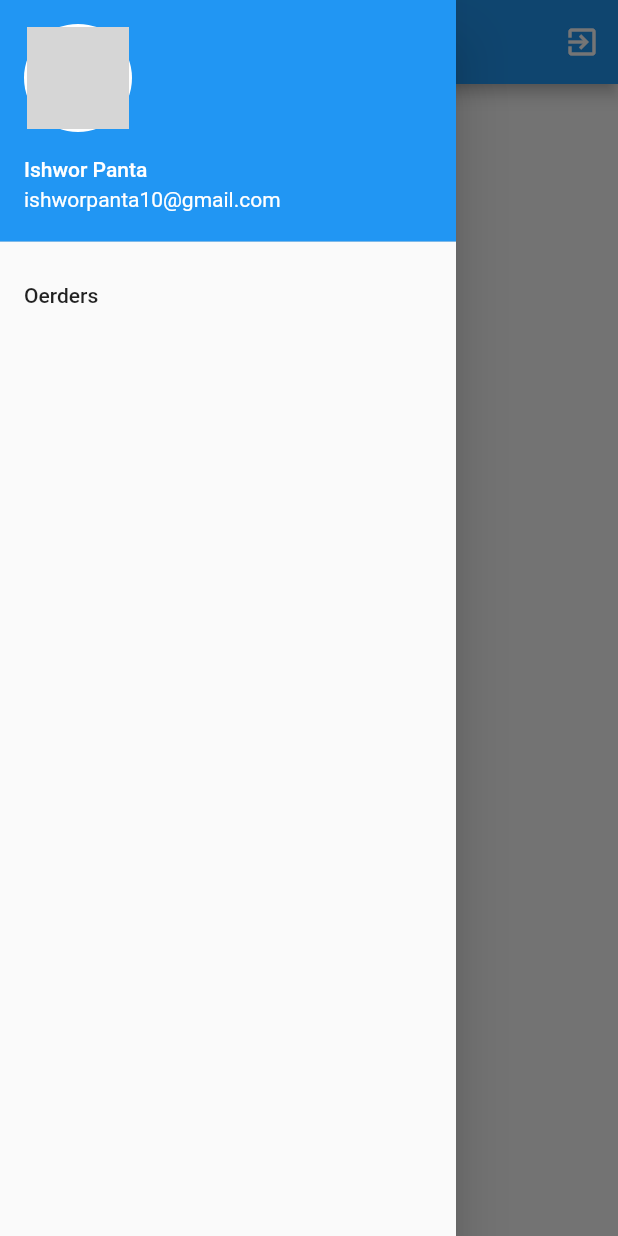
After one commit to ishworpanta10/eshop_flutter, a Flutter app: the HomePage screen opened directly, with the side drawer open, on a phone screen of 412 x 824 dp. The commit adds this screen. Run offline on Flutter 3.47's test engine with Material 2 defaults, Android fonts, the phone set to English and light mode, and no system bars; our stand-ins replace bot_toast, dio, shared_preferences; accounts and stored records are empty; network calls fail; grey boxes are pictures that could not be loaded.

Commit message:
added user model during login and added drawer

```diff
--- a/lib/main.dart
+++ b/lib/main.dart
@@ -1,6 +1,7 @@
 import 'package:bot_toast/bot_toast.dart';
+import 'package:e_shop_flutter_api/model/user_model.dart';
 import 'package:e_shop_flutter_api/screen/homepage.dart';
-import 'package:e_shop_flutter_api/screen/register.dart';
+import 'package:e_shop_flutter_api/screen/login.dart';
 import 'package:e_shop_flutter_api/utils/constants.dart';
 import 'package:flutter/material.dart';
 import 'package:shared_preferences/shared_preferences.dart';
@@ -24,7 +25,15 @@ class MyApp extends StatelessWidget {
       theme: ThemeData(
         primarySwatch: Colors.blue,
       ),
-      home: Constants.prefs?.getBool(Constants.loginSP) == true ? HomePage() : RegisterPage(),
+      home: Constants.prefs?.getBool(Constants.loginSP) == true
+          ? HomePage(
+              userModel: UserModel(
+                name: "Ishwor Panta IP",
+                email: "ishworpanta10@gmail.com",
+                phone: 985435667,
+              ),
+            )
+          : LoginPage(),
     );
   }
 }
--- a/lib/model/auth/login_api_response_model.dart
+++ b/lib/model/auth/auth_api_response_model.dart
@@ -1,15 +1,19 @@
+import 'package:e_shop_flutter_api/model/user_model.dart';
+
 class AuthApiResponseModel {
   String message;
   String? email;
   String? token;
+  UserModel? userModel;
 
-  AuthApiResponseModel({this.email, required this.message, this.token});
+  AuthApiResponseModel({this.email, required this.message, this.token, this.userModel});
 
   factory AuthApiResponseModel.fromMap(Map<String, dynamic> json) {
     return AuthApiResponseModel(
       message: json["message"],
       email: json["email"],
       token: json["token"],
+      userModel: json["user"] != null ? UserModel.fromMap(json["user"]) : null,
     );
   }
 }
--- /dev/null
+++ b/lib/model/user_model.dart
@@ -0,0 +1,40 @@
+class UserModel {
+  final String name;
+  final String email;
+  final int phone;
+  final String? image;
+  final String? street;
+  final String? apartment;
+  final String? city;
+  final String? zip;
+  final String? country;
+  final bool? isAdmin;
+
+  UserModel({
+    required this.name,
+    required this.email,
+    required this.phone,
+    this.image,
+    this.street,
+    this.apartment,
+    this.city,
+    this.zip,
+    this.country,
+    this.isAdmin,
+  });
+
+  factory UserModel.fromMap(Map<String, dynamic> json) {
+    return UserModel(
+      name: json["name"],
+      email: json["email"],
+      phone: json["phone"],
+      image: json["image"],
+      street: json["street"],
+      apartment: json["apartment"],
+      city: json["city"],
+      zip: json["zip"],
+      country: json["country"],
+      isAdmin: json["isAdmin"],
+    );
+  }
+}
--- a/lib/screen/homepage.dart
+++ b/lib/screen/homepage.dart
@@ -1,14 +1,19 @@
 import 'package:e_shop_flutter_api/model/model.dart';
+import 'package:e_shop_flutter_api/model/user_model.dart';
 import 'package:e_shop_flutter_api/services/services.dart';
 import 'package:e_shop_flutter_api/utils/constants.dart';
+import 'package:e_shop_flutter_api/widgets/custom_drawer.dart';
 import 'package:flutter/material.dart';
 
 import 'login.dart';
 
 class HomePage extends StatelessWidget {
+  final UserModel userModel;
+  const HomePage({Key? key, required this.userModel}) : super(key: key);
   @override
   Widget build(BuildContext context) {
     return Scaffold(
+      drawer: CustomDrawer(),
       appBar: AppBar(
         title: const Text('E Shop App'),
         actions: [
@@ -27,7 +32,11 @@ class HomePage extends StatelessWidget {
           )
         ],
       ),
-      body: FutureBuilder<List<ProductModel>>(
+      body: Column(
+        children: [
+          Text("Welcome ${userModel.name}"),
+          Expanded(
+            child: FutureBuilder<List<ProductModel>>(
               future: ApiService().getAllProductList(),
               builder: (BuildContext context, AsyncSnapshot snapshot) {
                 if (snapshot.hasData) {
@@ -54,6 +63,9 @@ class HomePage extends StatelessWidget {
                 }
               },
             ),
+          ),
+        ],
+      ),
     );
   }
 }
--- a/lib/services/auth_service.dart
+++ b/lib/services/auth_service.dart
@@ -1,5 +1,5 @@
 import 'package:dio/dio.dart';
-import 'package:e_shop_flutter_api/model/auth/login_api_response_model.dart';
+import 'package:e_shop_flutter_api/model/auth/auth_api_response_model.dart';
 
 class AuthService {
   final loginUrl = "https://ishwor-node-eshop-test-api.herokuapp.com/api/v1/users/login";
--- /dev/null
+++ b/lib/widgets/custom_drawer.dart
@@ -0,0 +1,32 @@
+import 'package:flutter/material.dart';
+
+class CustomDrawer extends StatelessWidget {
+  const CustomDrawer({Key? key}) : super(key: key);
+
+  @override
+  Widget build(BuildContext context) {
+    return Drawer(
+      child: ListView(
+        children: [
+          UserAccountsDrawerHeader(
+            // decoration: BoxDecoration(),
+            accountEmail: Text("ishworpanta10@gmail.com"),
+            accountName: Text("Ishwor Panta"),
+            currentAccountPicture: CircleAvatar(
+              backgroundColor: Colors.white,
+              child: CircleAvatar(
+                radius: 34,
+                backgroundImage: NetworkImage(
+                  "https://wefutbolfans.com/wp-content/uploads/2020/07/Lionel-Messi-Leave-Barcelona.jpg",
+                ),
+              ),
+            ),
+          ),
+          ListTile(
+            title: Text("Oerders"),
+          )
+        ],
+      ),
+    );
+  }
+}
```
Also changed, not shown: lib/screen/login.dart (+18 -5 lines), lib/screen/register.dart (+2 -7 lines). Lines whose indentation alone changed are shown as unchanged.
